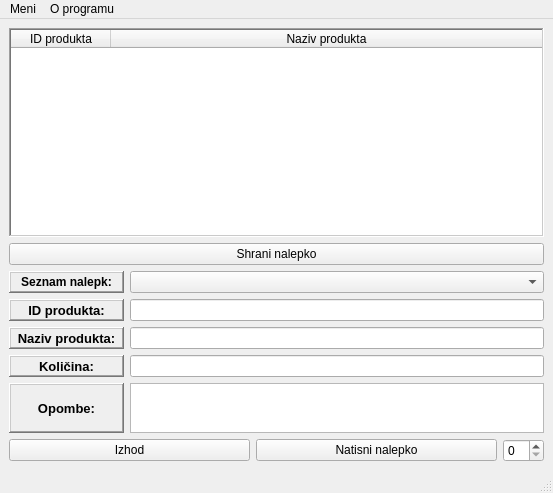
Qt form mainwindow.ui (nejcSedo/PrintNalepk) before a commit.
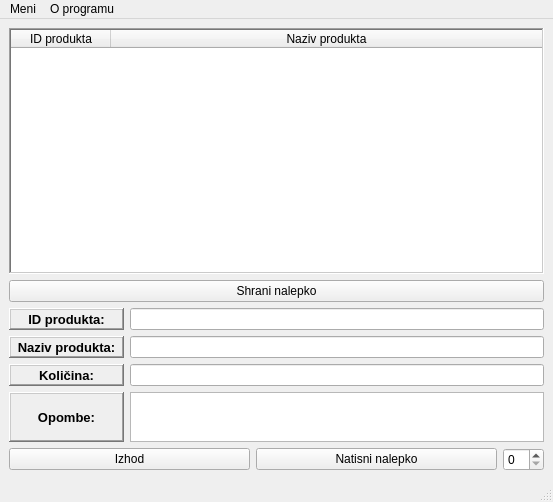
The same form after that commit. Icons and pictures are not drawn.

```diff
--- a/mainwindow.ui
+++ b/mainwindow.ui
@@ -7,7 +7,7 @@
     <x>0</x>
     <y>0</y>
     <width>553</width>
-    <height>493</height>
+    <height>502</height>
    </rect>
   </property>
   <property name="minimumSize">
@@ -21,210 +21,7 @@
   </property>
   <widget class="QWidget" name="centralwidget">
    <layout class="QGridLayout" name="gridLayout">
-    <item row="5" column="0">
-     <layout class="QHBoxLayout" name="horizontalLayout_4">
-      <item>
-       <widget class="QLabel" name="label_IDprodukta">
-        <property name="minimumSize">
-         <size>
-          <width>115</width>
-          <height>0</height>
-         </size>
-        </property>
-        <property name="font">
-         <font>
-          <pointsize>10</pointsize>
-          <weight>75</weight>
-          <bold>true</bold>
-         </font>
-        </property>
-        <property name="layoutDirection">
-         <enum>Qt::LeftToRight</enum>
-        </property>
-        <property name="frameShape">
-         <enum>QFrame::WinPanel</enum>
-        </property>
-        <property name="frameShadow">
-         <enum>QFrame::Raised</enum>
-        </property>
-        <property name="text">
-         <string>ID produkta:</string>
-        </property>
-        <property name="alignment">
-         <set>Qt::AlignCenter</set>
-        </property>
-        <property name="buddy">
-         <cstring>lineEdit_IDprodukta</cstring>
-        </property>
-       </widget>
-      </item>
-      <item>
-       <widget class="QLineEdit" name="lineEdit_IDprodukta"/>
-      </item>
-     </layout>
-    </item>
     <item row="8" column="0">
-     <layout class="QHBoxLayout" name="horizontalLayout_5" stretch="0,0">
-      <property name="spacing">
-       <number>6</number>
-      </property>
-      <property name="sizeConstraint">
-       <enum>QLayout::SetFixedSize</enum>
-      </property>
-      <item>
-       <widget class="QLabel" name="label_opombe">
-        <property name="minimumSize">
-         <size>
-          <width>115</width>
-          <height>50</height>
-         </size>
-        </property>
-        <property name="maximumSize">
-         <size>
-          <width>16777215</width>
-          <height>50</height>
-         </size>
-        </property>
-        <property name="font">
-         <font>
-          <pointsize>10</pointsize>
-          <weight>75</weight>
-          <bold>true</bold>
-         </font>
-        </property>
-        <property name="frameShape">
-         <enum>QFrame::WinPanel</enum>
-        </property>
-        <property name="frameShadow">
-         <enum>QFrame::Raised</enum>
-        </property>
-        <property name="lineWidth">
-         <number>1</number>
-        </property>
-        <property name="text">
-         <string>Opombe:</string>
-        </property>
-        <property name="alignment">
-         <set>Qt::AlignCenter</set>
-        </property>
-       </widget>
-      </item>
-      <item>
-       <widget class="QTextEdit" name="textEdit_opombe">
-        <property name="minimumSize">
-         <size>
-          <width>0</width>
-          <height>50</height>
-         </size>
-        </property>
-        <property name="maximumSize">
-         <size>
-          <width>16777215</width>
-          <height>50</height>
-         </size>
-        </property>
-       </widget>
-      </item>
-     </layout>
-    </item>
-    <item row="3" column="0">
-     <widget class="QPushButton" name="pushButton_shraniNalepko">
-      <property name="text">
-       <string>Shrani nalepko</string>
-      </property>
-      <property name="icon">
-       <iconset resource="icons.qrc">
-        <normaloff>:/icons/save.ico</normaloff>:/icons/save.ico</iconset>
-      </property>
-     </widget>
-    </item>
-    <item row="4" column="0">
-     <layout class="QHBoxLayout" name="horizontalLayout_6">
-      <item>
-       <widget class="QLabel" name="label_seznamNalepk">
-        <property name="minimumSize">
-         <size>
-          <width>115</width>
-          <height>0</height>
-         </size>
-        </property>
-        <property name="maximumSize">
-         <size>
-          <width>115</width>
-          <height>16777215</height>
-         </size>
-        </property>
-        <property name="font">
-         <font>
-          <weight>75</weight>
-          <bold>true</bold>
-         </font>
-        </property>
-        <property name="frameShape">
-         <enum>QFrame::WinPanel</enum>
-        </property>
-        <property name="frameShadow">
-         <enum>QFrame::Raised</enum>
-        </property>
-        <property name="text">
-         <string>Seznam nalepk:</string>
-        </property>
-        <property name="alignment">
-         <set>Qt::AlignCenter</set>
-        </property>
-        <property name="buddy">
-         <cstring>comboBox_seznamNalepk</cstring>
-        </property>
-       </widget>
-      </item>
-      <item>
-       <widget class="QComboBox" name="comboBox_seznamNalepk"/>
-      </item>
-     </layout>
-    </item>
-    <item row="7" column="0">
-     <layout class="QHBoxLayout" name="horizontalLayout_2">
-      <item>
-       <widget class="QLabel" name="label_kolicina">
-        <property name="minimumSize">
-         <size>
-          <width>115</width>
-          <height>0</height>
-         </size>
-        </property>
-        <property name="font">
-         <font>
-          <pointsize>10</pointsize>
-          <weight>75</weight>
-          <bold>true</bold>
-         </font>
-        </property>
-        <property name="layoutDirection">
-         <enum>Qt::LeftToRight</enum>
-        </property>
-        <property name="frameShape">
-         <enum>QFrame::WinPanel</enum>
-        </property>
-        <property name="frameShadow">
-         <enum>QFrame::Raised</enum>
-        </property>
-        <property name="text">
-         <string>Količina:</string>
-        </property>
-        <property name="alignment">
-         <set>Qt::AlignCenter</set>
-        </property>
-        <property name="buddy">
-         <cstring>lineEdit_kolicina</cstring>
-        </property>
-       </widget>
-      </item>
-      <item>
-       <widget class="QLineEdit" name="lineEdit_kolicina"/>
-      </item>
-     </layout>
-    </item>
-    <item row="9" column="0">
      <layout class="QVBoxLayout" name="verticalLayout">
       <item>
        <layout class="QHBoxLayout" name="horizontalLayout">
@@ -264,6 +61,90 @@
       </item>
      </layout>
     </item>
+    <item row="5" column="0">
+     <layout class="QHBoxLayout" name="horizontalLayout_3">
+      <item>
+       <widget class="QLabel" name="label_nazivProdukta">
+        <property name="minimumSize">
+         <size>
+          <width>115</width>
+          <height>0</height>
+         </size>
+        </property>
+        <property name="font">
+         <font>
+          <pointsize>10</pointsize>
+          <weight>75</weight>
+          <bold>true</bold>
+         </font>
+        </property>
+        <property name="layoutDirection">
+         <enum>Qt::LeftToRight</enum>
+        </property>
+        <property name="frameShape">
+         <enum>QFrame::WinPanel</enum>
+        </property>
+        <property name="frameShadow">
+         <enum>QFrame::Raised</enum>
+        </property>
+        <property name="text">
+         <string>Naziv produkta:</string>
+        </property>
+        <property name="alignment">
+         <set>Qt::AlignCenter</set>
+        </property>
+        <property name="buddy">
+         <cstring>lineEdit_nazivProdukta</cstring>
+        </property>
+       </widget>
+      </item>
+      <item>
+       <widget class="QLineEdit" name="lineEdit_nazivProdukta"/>
+      </item>
+     </layout>
+    </item>
+    <item row="4" column="0">
+     <layout class="QHBoxLayout" name="horizontalLayout_4">
+      <item>
+       <widget class="QLabel" name="label_IDprodukta">
+        <property name="minimumSize">
+         <size>
+          <width>115</width>
+          <height>0</height>
+         </size>
+        </property>
+        <property name="font">
+         <font>
+          <pointsize>10</pointsize>
+          <weight>75</weight>
+          <bold>true</bold>
+         </font>
+        </property>
+        <property name="layoutDirection">
+         <enum>Qt::LeftToRight</enum>
+        </property>
+        <property name="frameShape">
+         <enum>QFrame::WinPanel</enum>
+        </property>
+        <property name="frameShadow">
+         <enum>QFrame::Raised</enum>
+        </property>
+        <property name="text">
+         <string>ID produkta:</string>
+        </property>
+        <property name="alignment">
+         <set>Qt::AlignCenter</set>
+        </property>
+        <property name="buddy">
+         <cstring>lineEdit_IDprodukta</cstring>
+        </property>
+       </widget>
+      </item>
+      <item>
+       <widget class="QLineEdit" name="lineEdit_IDprodukta"/>
+      </item>
+     </layout>
+    </item>
     <item row="1" column="0">
      <widget class="QTreeWidget" name="treeWidget">
       <property name="minimumSize">
@@ -300,9 +181,9 @@
      </widget>
     </item>
     <item row="6" column="0">
-     <layout class="QHBoxLayout" name="horizontalLayout_3">
+     <layout class="QHBoxLayout" name="horizontalLayout_2">
       <item>
-       <widget class="QLabel" name="label_nazivProdukta">
+       <widget class="QLabel" name="label_kolicina">
         <property name="minimumSize">
          <size>
           <width>115</width>
@@ -326,7 +207,7 @@
          <enum>QFrame::Raised</enum>
         </property>
         <property name="text">
-         <string>Naziv produkta:</string>
+         <string>Količina:</string>
         </property>
         <property name="alignment">
          <set>Qt::AlignCenter</set>
@@ -337,7 +218,82 @@
        </widget>
       </item>
       <item>
-       <widget class="QLineEdit" name="lineEdit_nazivProdukta"/>
+       <widget class="QLineEdit" name="lineEdit_kolicina"/>
+      </item>
+     </layout>
+    </item>
+    <item row="3" column="0">
+     <widget class="QPushButton" name="pushButton_shraniNalepko">
+      <property name="text">
+       <string>Shrani nalepko</string>
+      </property>
+      <property name="icon">
+       <iconset resource="icons.qrc">
+        <normaloff>:/icons/save.ico</normaloff>:/icons/save.ico</iconset>
+      </property>
+     </widget>
+    </item>
+    <item row="7" column="0">
+     <layout class="QHBoxLayout" name="horizontalLayout_5" stretch="0,0">
+      <property name="spacing">
+       <number>6</number>
+      </property>
+      <property name="sizeConstraint">
+       <enum>QLayout::SetFixedSize</enum>
+      </property>
+      <item>
+       <widget class="QLabel" name="label_opombe">
+        <property name="minimumSize">
+         <size>
+          <width>115</width>
+          <height>50</height>
+         </size>
+        </property>
+        <property name="maximumSize">
+         <size>
+          <width>16777215</width>
+          <height>50</height>
+         </size>
+        </property>
+        <property name="font">
+         <font>
+          <pointsize>10</pointsize>
+          <weight>75</weight>
+          <bold>true</bold>
+         </font>
+        </property>
+        <property name="frameShape">
+         <enum>QFrame::WinPanel</enum>
+        </property>
+        <property name="frameShadow">
+         <enum>QFrame::Raised</enum>
+        </property>
+        <property name="lineWidth">
+         <number>1</number>
+        </property>
+        <property name="text">
+         <string>Opombe:</string>
+        </property>
+        <property name="alignment">
+         <set>Qt::AlignCenter</set>
+        </property>
+       </widget>
+      </item>
+      <item>
+       <widget class="QTextEdit" name="textEdit_opombe">
+        <property name="minimumSize">
+         <size>
+          <width>0</width>
+          <height>50</height>
+         </size>
+        </property>
+        <property name="maximumSize">
+         <size>
+          <width>16777215</width>
+          <height>50</height>
+         </size>
+        </property>
+       </widget>
       </item>
      </layout>
     </item>
```
Left out of the diff: 5 changed lines with no effect on the pictures.
